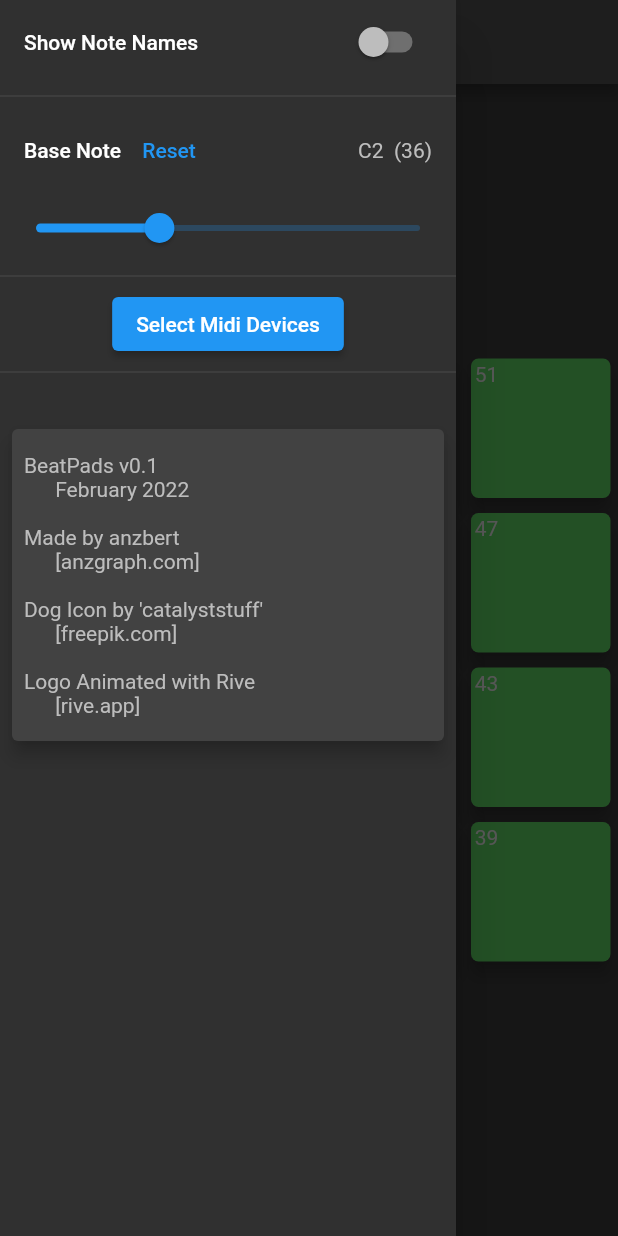
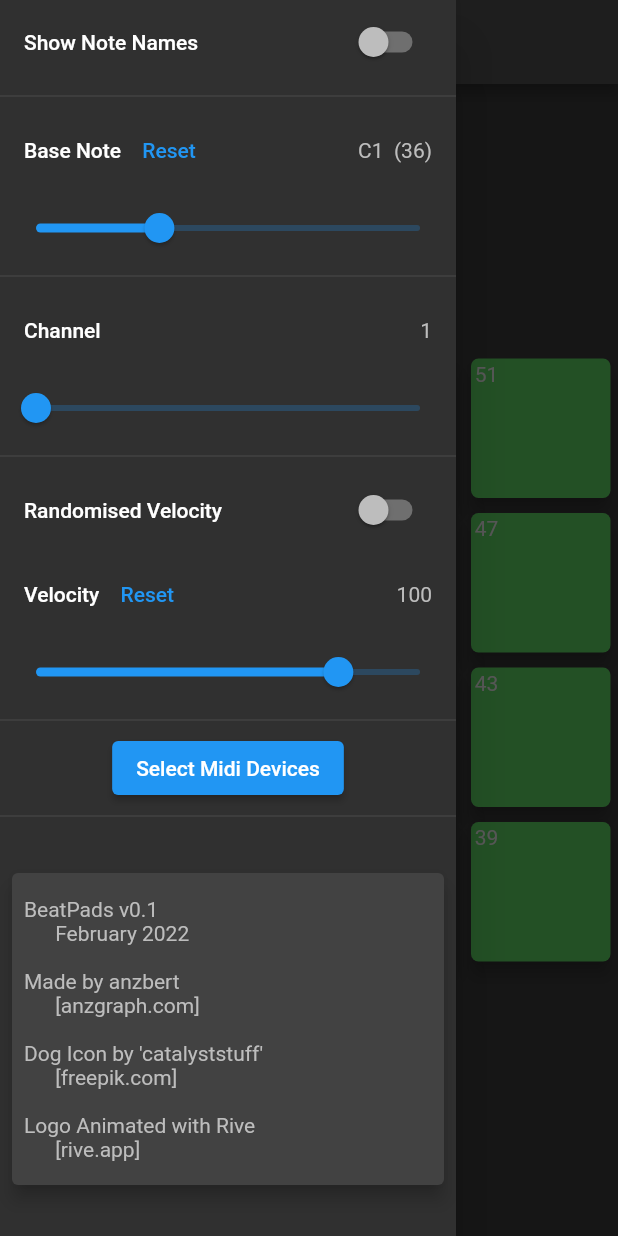
Before and after one commit to anzbert/beat_pads, a Flutter app: the SoundBoard screen opened directly, with the side drawer open, on a phone screen of 412 x 824 dp. Run offline on Flutter 3.47's test engine with Material 2 defaults, Android fonts, the light colour scheme and no system bars; our stand-ins replace animated_text_kit, rive; missing offline and left inert: flutter_midi_command.

Commit message:
random vel / pitchbend class

```diff
--- a/lib/components/main_menu.dart
+++ b/lib/components/main_menu.dart
@@ -1,3 +1,4 @@
+import 'package:beat_pads/services/receiver.dart';
 import 'package:flutter/material.dart';
 import 'package:beat_pads/screens/config_screen.dart';
 
@@ -50,6 +51,96 @@ class MainMenu extends StatelessWidget {
               ],
             ),
             Divider(),
+            Consumer<MidiReceiver>(
+              builder: (context, receiver, child) {
+                return Column(
+                  mainAxisSize: MainAxisSize.min,
+                  children: [
+                    ListTile(
+                      title: Text("Channel"),
+                      trailing: Text("${receiver.channel + 1}"),
+                    ),
+                    Slider(
+                      min: 0,
+                      max: 15,
+                      value: receiver.channel.toDouble(),
+                      onChanged: (value) {
+                        receiver.channel = value.toInt();
+                      },
+                    ),
+                  ],
+                );
+              },
+            ),
+            Divider(),
+            ListTile(
+              title: Text("Randomised Velocity"),
+              trailing: Switch(
+                  value: settings.randomVelocity,
+                  onChanged: (value) {
+                    settings.randomizeVelocity(value);
+                  }),
+            ),
+            if (!settings.randomVelocity)
+              Column(
+                mainAxisSize: MainAxisSize.min,
+                children: [
+                  ListTile(
+                    title: Row(
+                      children: [
+                        Text("Velocity"),
+                        TextButton(
+                          onPressed: () => settings.resetVelocity(),
+                          child: Text("Reset"),
+                        )
+                      ],
+                    ),
+                    trailing: Text(settings.velocity.toString()),
+                  ),
+                  Slider(
+                    min: 0,
+                    max: 127,
+                    value: settings.velocity.toDouble(),
+                    onChanged: (value) {
+                      settings.velocity = value.toInt();
+                    },
+                  ),
+                ],
+              ),
+            if (settings.randomVelocity)
+              Column(
+                mainAxisSize: MainAxisSize.min,
+                children: [
+                  ListTile(
+                    title: Row(
+                      children: [
+                        Text("Set Range"),
+                        TextButton(
+                          onPressed: () => settings.resetVelocity(),
+                          child: Text("Reset"),
+                        ),
+                      ],
+                    ),
+                    trailing: Text(
+                        "${settings.velocityMin} - ${settings.velocityMax}"),
+                  ),
+                  RangeSlider(
+                    values: RangeValues(settings.velocityMin.toDouble(),
+                        settings.velocityMax.toDouble()),
+                    max: 127,
+                    // divisions: 127,
+                    labels: RangeLabels(
+                      "Min",
+                      "Max",
+                    ),
+                    onChanged: (RangeValues values) {
+                      settings.velocityMin = values.start.toInt();
+                      settings.velocityMax = values.end.toInt();
+                    },
+                  ),
+                ],
+              ),
+            Divider(),
             Center(
               child: ElevatedButton(
                 child: Text("Select Midi Devices"),
--- a/lib/main.dart
+++ b/lib/main.dart
@@ -24,7 +24,7 @@ class App extends StatelessWidget {
     return MultiProvider(
       providers: [
         ChangeNotifierProvider(create: (context) => Settings()),
-        ChangeNotifierProvider(create: (context) => NoteReceiver()),
+        ChangeNotifierProvider(create: (context) => MidiReceiver()),
       ],
       child: MaterialApp(
         theme: appTheme,
--- a/lib/screens/soundboard_screen.dart
+++ b/lib/screens/soundboard_screen.dart
@@ -59,9 +59,11 @@ class _SoundBoardState extends State<SoundBoard> {
 }
 
 class ButtonRow extends StatelessWidget {
-  const ButtonRow({Key? key, this.lowestNote = 0}) : super(key: key);
+  const ButtonRow({Key? key, this.lowestNote = 0, this.channel = 0})
+      : super(key: key);
 
   final int lowestNote;
+  final int channel;
 
   @override
   Widget build(BuildContext context) {
@@ -69,10 +71,18 @@ class ButtonRow extends StatelessWidget {
       mainAxisAlignment: MainAxisAlignment.center,
       crossAxisAlignment: CrossAxisAlignment.center,
       children: [
-        Expanded(flex: 1, child: SoundButton(paramNote: lowestNote)),
-        Expanded(flex: 1, child: SoundButton(paramNote: lowestNote + 1)),
-        Expanded(flex: 1, child: SoundButton(paramNote: lowestNote + 2)),
-        Expanded(flex: 1, child: SoundButton(paramNote: lowestNote + 3)),
+        Expanded(
+            flex: 1,
+            child: SoundButton(channel: channel, paramNote: lowestNote)),
+        Expanded(
+            flex: 1,
+            child: SoundButton(channel: channel, paramNote: lowestNote + 1)),
+        Expanded(
+            flex: 1,
+            child: SoundButton(channel: channel, paramNote: lowestNote + 2)),
+        Expanded(
+            flex: 1,
+            child: SoundButton(channel: channel, paramNote: lowestNote + 3)),
       ],
     );
   }
@@ -82,9 +92,11 @@ class SoundButton extends StatelessWidget {
   const SoundButton({
     Key? key,
     this.paramNote = 36,
+    this.channel = 0,
   }) : super(key: key);
 
   final int paramNote;
+  final int channel;
 
   @override
   Widget build(BuildContext context) {
@@ -92,33 +104,33 @@ class SoundButton extends StatelessWidget {
       padding: const EdgeInsets.all(5.0),
       height: double.infinity,
       width: double.infinity,
-      child: Consumer<NoteReceiver>(
+      child: Consumer<MidiReceiver>(
         builder: (context, receiver, child) {
           return Material(
             borderRadius: BorderRadius.all(Radius.circular(5.0)),
             elevation: 5.0,
             shadowColor: Colors.black,
-            color: receiver.notesArray[paramNote],
+            color: receiver.notes[paramNote] != 0 ? Colors.amber : Colors.green,
             child: Consumer<Settings>(builder: (context, settings, child) {
               return InkWell(
                 borderRadius: BorderRadius.all(Radius.circular(5.0)),
                 onTapDown: (_details) {
                   NoteOnMessage(
-                          channel: settings.channel,
+                          channel: receiver.channel,
                           note: paramNote,
                           velocity: settings.velocity)
                       .send();
                 },
                 onTapUp: (_details) {
                   NoteOffMessage(
-                          channel: settings.channel,
+                          channel: receiver.channel,
                           note: paramNote,
                           velocity: 0)
                       .send();
                 },
                 onTapCancel: () {
                   NoteOffMessage(
-                          channel: settings.channel,
+                          channel: receiver.channel,
                           note: paramNote,
                           velocity: 0)
                       .send();
--- a/lib/services/receiver.dart
+++ b/lib/services/receiver.dart
@@ -3,30 +3,56 @@ import 'dart:async';
 import 'package:flutter/material.dart';
 import 'package:flutter_midi_command/flutter_midi_command.dart';
 
-class NoteReceiver extends ChangeNotifier {
-  final notesArray = List.filled(128, Colors.green);
-
+class MidiReceiver extends ChangeNotifier {
   StreamSubscription<MidiPacket>? _rxSubscription;
   final MidiCommand _midiCommand = MidiCommand();
 
-  NoteReceiver() {
+  final notes = List.filled(128, 0);
+
+  // channel setting:
+  int _channel = 0;
+
+  set channel(int channel) {
+    if (channel < 0 || channel > 15) return;
+    _channel = channel;
+    notifyListeners();
+  }
+
+  int get channel {
+    return _channel;
+  }
+
+  MidiReceiver() {
     _rxSubscription = _midiCommand.onMidiDataReceived?.listen((packet) {
-      // print("data: ${packet.data} @ time ${packet.timestamp} from device ${packet.device.name}:${packet.device.id}");
-      int status = packet.data[0] >> 4;
+      int header = packet.data[0];
 
-      if (packet.data.length > 1) {
+      // print(
+      //     "${packet.data} @ ${packet.timestamp} from ${packet.device.name} / ID:${packet.device.id}");
+
+      // If the message is NOT a command (0xFn), and NOT using the correct channel -> return:
+      if (header & 0xF0 != 0xF0 && header & 0x0F != _channel) return;
+
+      MidiMessageType type = getMidiMessageType(header);
+
+      if (type == MidiMessageType.noteOn || type == MidiMessageType.noteOff) {
+        // receiver only handling noteON(9) and noteOFF(8) at the moment:
         int note = packet.data[1];
-        // int channel = packet.data[0] & 0x0F;
+        int velocity = packet.data[2];
 
-        if (status == 9) {
-          // noteON
-          notesArray[note] = Colors.amber;
-          notifyListeners();
-        } else if (status == 8) {
-          // noteOFF
-          notesArray[note] = Colors.green;
-          notifyListeners();
+        switch (type) {
+          case MidiMessageType.noteOn:
+            notes[note] = velocity;
+            notifyListeners();
+            break;
+          case MidiMessageType.noteOff:
+            notes[note] = 0;
+            notifyListeners();
+            break;
+          default:
+            return;
         }
+      } else if (type == MidiMessageType.timingClock) {
+        // receiveTick();
       }
     });
   }
@@ -37,3 +63,75 @@ class NoteReceiver extends ChangeNotifier {
     super.dispose();
   }
 }
+
+int lengthOfMessageType(int type) {
+  // sysex not included, as it is of variable length
+  List<int> commands1Bytes = [0xF6, 0xF8, 0xFA, 0xFB, 0xFC, 0xFF, 0xFE];
+  List<int> commands2Bytes = [0xF1, 0xF3];
+  List<int> commands3Bytes = [0xF2];
+  if (commands1Bytes.contains(type)) return 1;
+  if (commands2Bytes.contains(type)) return 2;
+  if (commands3Bytes.contains(type)) return 3;
+
+  int midiType = type & 0xF0;
+  List<int> midi2Bytes = [0xC0, 0xD0];
+  List<int> midi3Bytes = [0x80, 0x90, 0xA0, 0xB0, 0xE0];
+  if (midi2Bytes.contains(midiType)) return 2;
+  if (midi3Bytes.contains(midiType)) return 3;
+
+  return 0;
+}
+
+enum MidiMessageType {
+  unknown,
+
+  noteOn,
+  noteOff,
+  aftertouch,
+  cc,
+  programChange,
+  polyphonicAftertouch,
+  pitchBend,
+  sysExStart,
+  midiTimeCode,
+  positionPointer,
+  songSelect,
+  tuneRequest,
+  sysExEnd,
+  timingClock,
+  start,
+  cont,
+  stop,
+  activeSensing,
+  systemReset
+}
+
+MidiMessageType getMidiMessageType(int type) {
+  if (type == 0xF0) return MidiMessageType.sysExStart;
+  if (type == 0xF1) return MidiMessageType.midiTimeCode;
+  if (type == 0xF2) return MidiMessageType.positionPointer;
+  if (type == 0xF3) return MidiMessageType.songSelect;
+
+  if (type == 0xF6) return MidiMessageType.tuneRequest;
+  if (type == 0xF7) return MidiMessageType.sysExEnd;
+  if (type == 0xF8) return MidiMessageType.timingClock;
+
+  if (type == 0xFA) return MidiMessageType.start;
+  if (type == 0xFB) return MidiMessageType.cont;
+  if (type == 0xFC) return MidiMessageType.stop;
+
+  if (type == 0xFE) return MidiMessageType.activeSensing;
+  if (type == 0xFF) return MidiMessageType.systemReset;
+
+  int midiType = type & 0xF0;
+  if (midiType == 0xA0) return MidiMessageType.polyphonicAftertouch;
+  if (midiType == 0xB0) return MidiMessageType.cc;
+  if (midiType == 0xC0) return MidiMessageType.programChange;
+  if (midiType == 0xD0) return MidiMessageType.aftertouch;
+  if (midiType == 0xE0) return MidiMessageType.pitchBend;
+
+  if (midiType == 0x80) return MidiMessageType.noteOff;
+  if (midiType == 0x90) return MidiMessageType.noteOn;
+
+  return MidiMessageType.unknown;
+}
--- a/lib/services/utils.dart
+++ b/lib/services/utils.dart
@@ -44,8 +44,8 @@ String getNoteName(int value, {NoteSigns sign = NoteSigns.sharps}) {
   int note = value % 12;
 
   if (sign == NoteSigns.sharps) {
-    return "${midiNotesSharps[note]}${octave - 1}";
+    return "${midiNotesSharps[note]}${octave - 2}";
   } else {
-    return "${midiNotesFlats[note]}${octave - 1}";
+    return "${midiNotesFlats[note]}${octave - 2}";
   }
 }
--- a/lib/state/settings.dart
+++ b/lib/state/settings.dart
@@ -2,30 +2,25 @@ import 'package:flutter/material.dart';
 import 'dart:math';
 
 class Settings extends ChangeNotifier {
-// channel:
-  int _channel = 1;
+// velocity:
+  final _random = Random();
 
-  set channel(int chan) {
-    if (chan < 0 || chan > 15) return;
-    _channel = chan;
+  bool randomVelocity = false;
+  randomizeVelocity(bool setTo) {
+    randomVelocity = setTo;
     notifyListeners();
   }
 
-  int get channel {
-    return _channel;
-  }
-
-// velocity:
-  final _random = Random();
-  int _velocityMin = 127;
+  int _velocityMin = 100;
   int _velocityMax = 127;
+  int _velocity = 100;
 
   int get velocity {
-    if (_velocityMin == _velocityMax) return _velocityMin;
+    if (!randomVelocity) return _velocity;
 
-    int randomVelocity =
+    int randVelocity =
         _random.nextInt(_velocityMax - _velocityMin) + _velocityMin;
-    return randomVelocity > 127 ? 127 : randomVelocity;
+    return randVelocity > 127 ? 127 : randVelocity;
   }
 
   set velocityMin(int min) {
@@ -40,6 +35,12 @@ class Settings extends ChangeNotifier {
     notifyListeners();
   }
 
+  set velocity(int vel) {
+    if (vel < 0 || vel > 127) return;
+    _velocity = vel;
+    notifyListeners();
+  }
+
   int get velocityMin {
     return _velocityMin;
   }
@@ -49,18 +50,12 @@ class Settings extends ChangeNotifier {
   }
 
   resetVelocity() {
-    _velocityMax = 127;
-    _velocityMin = 127;
-    notifyListeners();
-  }
-
-// default:
-  resetAll() {
-    _channel = 1;
-    _baseNote = 36;
-    noteNames = false;
-    _velocityMax = 127;
-    _velocityMin = 127;
+    if (!randomVelocity) {
+      _velocity = 100;
+    } else {
+      _velocityMax = 127;
+      _velocityMin = 100;
+    }
     notifyListeners();
   }
 
--- a/pubspec.yaml
+++ b/pubspec.yaml
@@ -34,6 +34,7 @@ dependencies:
   # Use with the CupertinoIcons class for iOS style icons.
   # cupertino_icons: ^1.0.2
 
+  # shared_preferences: ^2.0.13
   provider: ^6.0.2
   flutter_midi_command:
     git:
```
Also changed, not shown: lib/services/midi_messages.dart (added, +26 -0 lines).
